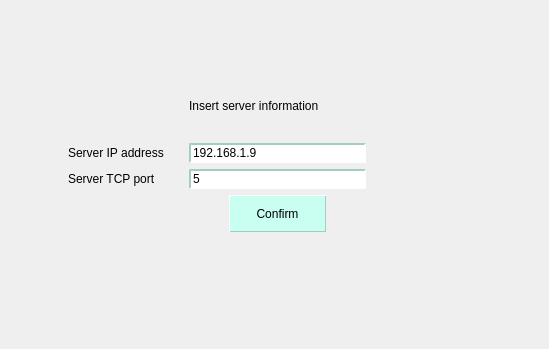
The window that CLIENT/GUI/connection/ui/gui_server.ui (GiuliCler/GIMPteam) describes before a commit, drawn with Qt 5.
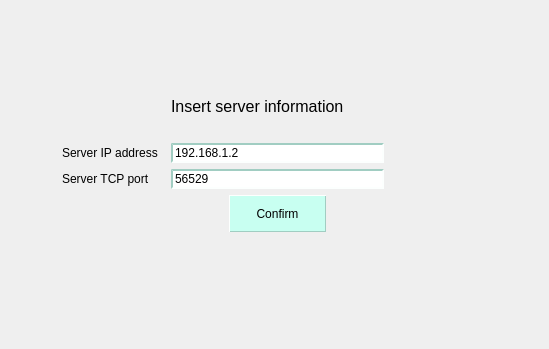
The same window after the commit.

```diff
--- a/CLIENT/GUI/connection/ui/gui_server.ui
+++ b/CLIENT/GUI/connection/ui/gui_server.ui
@@ -65,6 +65,11 @@
     <layout class="QHBoxLayout" name="horizontalLayout">
      <item>
       <widget class="QLabel" name="descriptionLabel">
+       <property name="font">
+        <font>
+         <pointsize>12</pointsize>
+        </font>
+       </property>
        <property name="text">
         <string>Insert server information</string>
        </property>
@@ -126,6 +131,11 @@
    </item>
    <item row="3" column="1">
     <widget class="QLabel" name="addressLabel">
+     <property name="font">
+      <font>
+       <pointsize>9</pointsize>
+      </font>
+     </property>
      <property name="text">
       <string>Server IP address</string>
      </property>
@@ -134,12 +144,17 @@
    <item row="3" column="2">
     <widget class="QLineEdit" name="addressLineEdit">
      <property name="text">
-      <string>192.168.1.9</string>
+      <string>192.168.1.2</string>
      </property>
     </widget>
    </item>
    <item row="4" column="1">
     <widget class="QLabel" name="portLabel">
+     <property name="font">
+      <font>
+       <pointsize>9</pointsize>
+      </font>
+     </property>
      <property name="text">
       <string>Server TCP port</string>
      </property>
@@ -148,7 +163,7 @@
    <item row="4" column="2">
     <widget class="QLineEdit" name="portLineEdit">
      <property name="text">
-      <string>5</string>
+      <string>56529</string>
      </property>
     </widget>
    </item>
```
